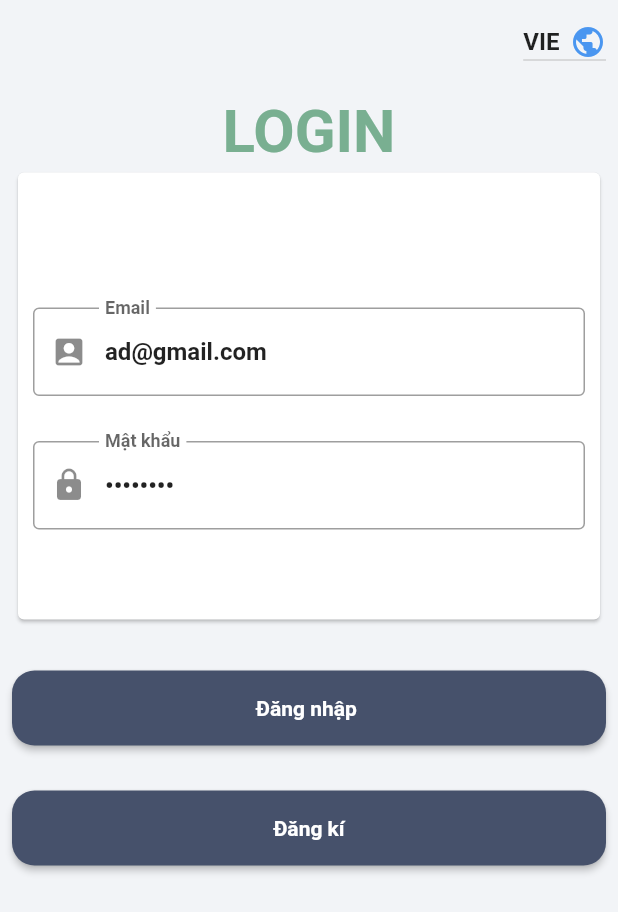
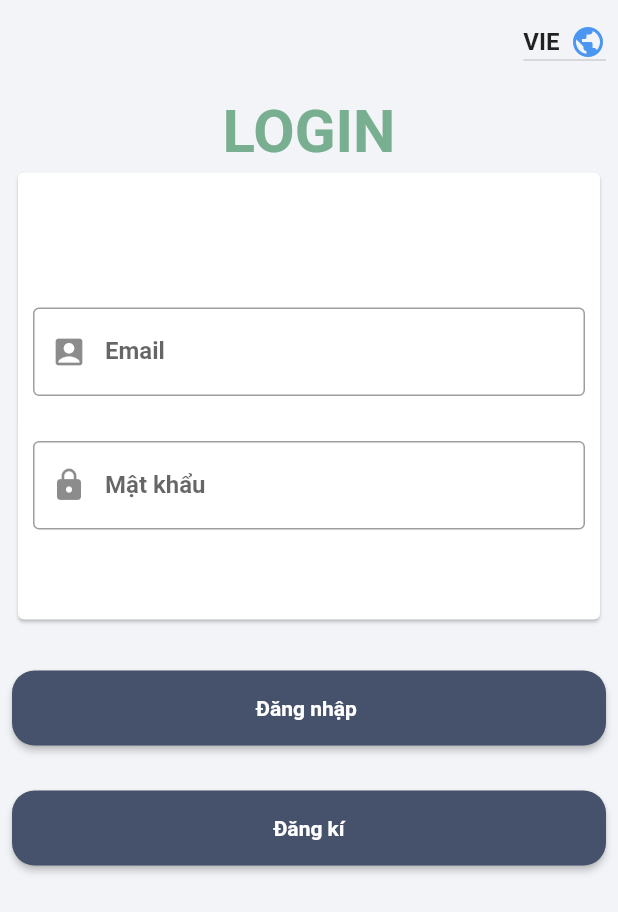
Before and after one commit to yinweii/4owner, a Flutter app: the screen it shows after launch, on a phone screen of 412 x 824 dp. Shown: the top 912 px of the screen. Run offline on Flutter 3.47's test engine with Material 2 defaults, Android fonts, the phone set to English and light mode, and no system bars; our stand-ins replace card_swiper, cloud_firestore, dotted_border, firebase_auth, firebase_core, firebase_storage and 6 more; missing offline and left inert: flutter_pdfview, min_id; accounts and stored records are empty.

Commit message:
remove fill login

```diff
--- a/lib/screens/authentication/login_screen.dart
+++ b/lib/screens/authentication/login_screen.dart
@@ -32,8 +32,8 @@ class _LogInState extends State<LogIn> {
   void initState() {
     super.initState();
     // TODO(): auto fill login
-    _emailTextController.text = 'ad@gmail.com';
-    _passwordTextController.text = '12345678';
+    // _emailTextController.text = 'ad@gmail.com';
+    // _passwordTextController.text = '12345678';
   }
 
   @override
```
